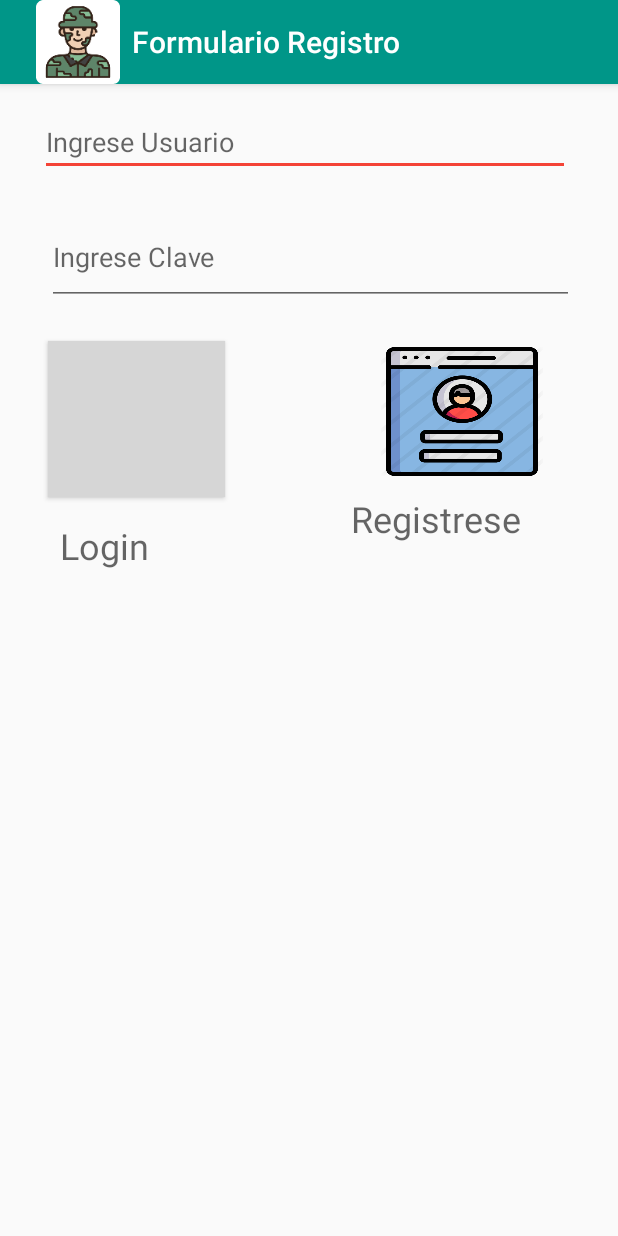
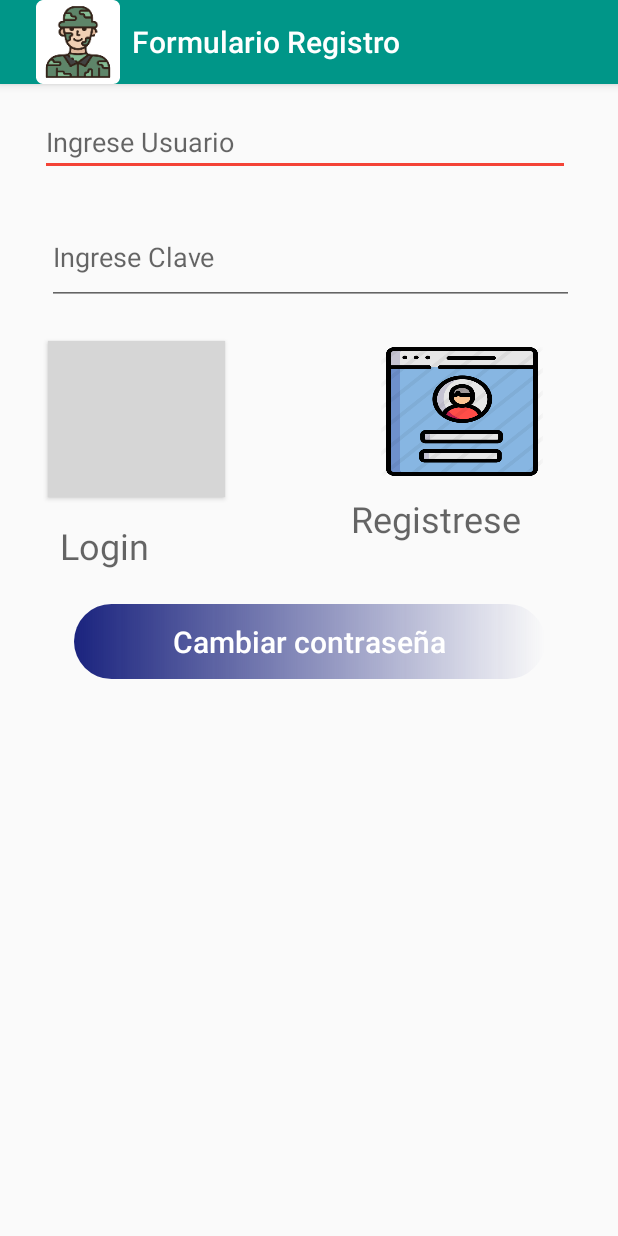
Before and after one commit to Admin123-M/Electiva_IV, an Android app: the screen it shows after launch (MainActivity), on a phone screen of 412 x 824 dp. Run offline under Robolectric (Android 15) with nearby library versions, the phone set to English and light mode, and no system bars; grey boxes are pictures that could not be loaded.

Commit message:
comit
avance contraseña II

```diff
--- a/formularioLogin/app/src/main/AndroidManifest.xml
+++ b/formularioLogin/app/src/main/AndroidManifest.xml
@@ -9,10 +9,11 @@
         android:roundIcon="@mipmap/ic_launcher_round"
         android:supportsRtl="true"
         android:theme="@style/AppTheme">
+        <activity android:name="com.example.formulariologin1.cambiarClave"></activity>
         <activity
             android:name="com.example.formulariologin1.menu_principal"
             android:label="@string/title_activity_menu_principal"
-            android:theme="@style/AppTheme.NoActionBar"></activity>
+            android:theme="@style/AppTheme.NoActionBar" />
         <activity android:name="com.example.formulariologin1.formulario" />
         <activity android:name="com.example.formulariologin1.MainActivity">
             <intent-filter>
--- a/formularioLogin/app/src/main/java/com/example/formulariologin1/MainActivity.java
+++ b/formularioLogin/app/src/main/java/com/example/formulariologin1/MainActivity.java
@@ -98,6 +98,10 @@ public class MainActivity extends AppCompatActivity {
         startActivity(reg);
 
     }
+    public void cambiarClave(View view){
+        Intent ir = new Intent(this, cambiarClave.class);
+        startActivity(ir);
+    }
 
 
 
--- /dev/null
+++ b/formularioLogin/app/src/main/res/drawable/custome_boton6.xml
@@ -0,0 +1,5 @@
+<?xml version="1.0" encoding="utf-8"?>
+<shape xmlns:android="http://schemas.android.com/apk/res/android">
+    <gradient android:startColor="#1a237e"/>
+    <corners android:radius="50dp"/>
+</shape>
--- a/formularioLogin/app/src/main/res/layout/activity_main.xml
+++ b/formularioLogin/app/src/main/res/layout/activity_main.xml
@@ -102,4 +102,22 @@
         app:layout_constraintStart_toEndOf="@+id/textView2"
         app:layout_constraintTop_toBottomOf="@+id/button2" />
 
+    <Button
+
+        android:id="@+id/btnCambiar"
+        android:layout_width="314dp"
+        android:layout_height="50dp"
+        android:layout_marginTop="20dp"
+
+        android:layout_weight="1"
+        android:background="@drawable/custome_boton6"
+        android:onClick="cambiarClave"
+        android:text="@string/cambiar"
+        android:textAllCaps="false"
+        android:textColor="@color/ic_launcher_background"
+        android:textSize="20sp"
+        app:layout_constraintEnd_toEndOf="parent"
+        app:layout_constraintStart_toStartOf="parent"
+        app:layout_constraintTop_toBottomOf="@+id/textView2"
+        tools:text="@string/cambiar" />
 </androidx.constraintlayout.widget.ConstraintLayout>
--- a/formularioLogin/app/src/main/res/values/strings.xml
+++ b/formularioLogin/app/src/main/res/values/strings.xml
@@ -27,4 +27,9 @@
     <string name="batallon">Batallón</string>
     <string name="login">Login</string>
     <string name="regitro">Registrese</string>
+    <string name="reg">Regresar</string>
+    <string name="contra1">Contraseña actual</string>
+    <string name="contra2">Nueva contraseña</string>
+    <string name="contra3">Confirmar contraseña</string>
+    <string name="cambiar">Cambiar contraseña</string>
 </resources>
```
Also changed, not shown: formularioLogin/app/src/main/java/com/example/formulariologin1/cambiarClave.java (added, +22 -0 lines), formularioLogin/app/src/main/res/layout/activity_cambiar_clave.xml (added, +89 -0 lines).
